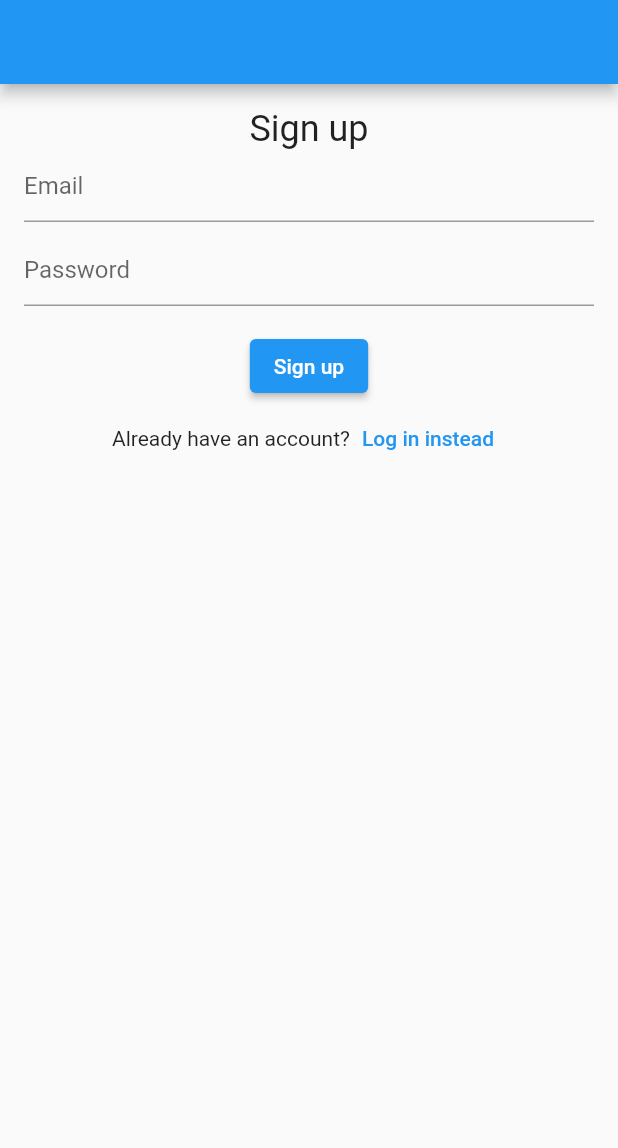
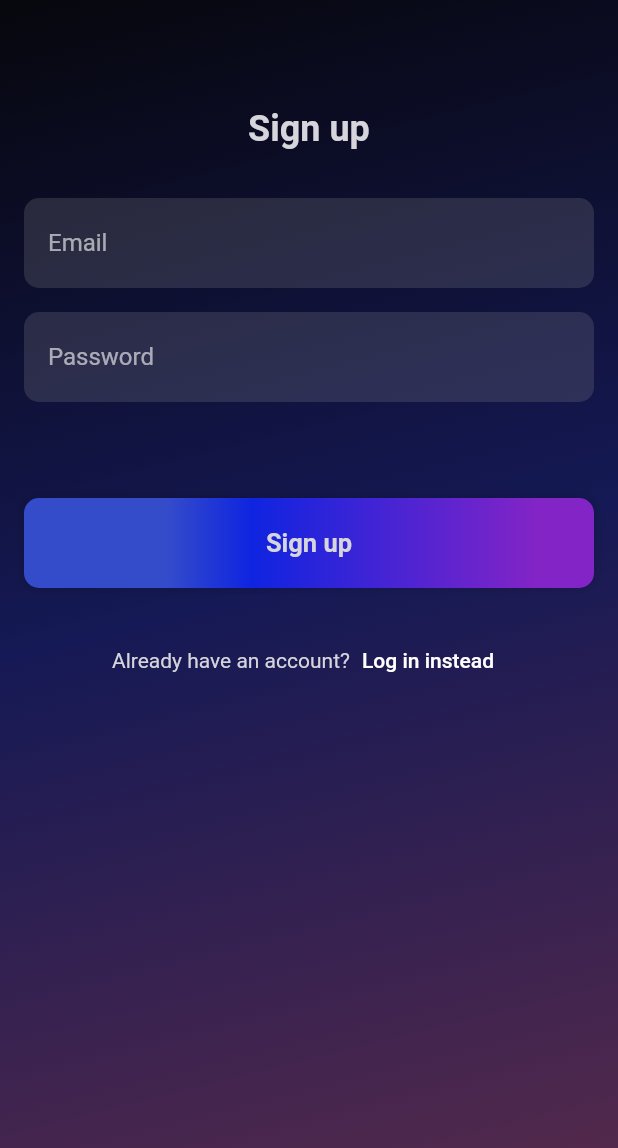
Before and after one commit to jmdibble/appwrite-template, a Flutter app: the screen it shows after launch, after a tap on "Sign up instead", on a phone screen of 412 x 824 dp. Shown: the top 1148 px of the screen. Run offline on Flutter 3.47's test engine with Material 2 defaults, Android fonts, the phone set to English and light mode, and no system bars; our stand-ins replace appwrite, get_it, stacked; network calls fail.

Commit message:
Finish basic styling

```diff
--- a/lib/app.dart
+++ b/lib/app.dart
@@ -1,4 +1,5 @@
 import 'package:appwritetest/auth_handler.dart';
+import 'package:appwritetest/theme/theme.dart';
 import 'package:appwritetest/view_models/auth_handler/auth_handler_view_model.dart';
 import 'package:flutter/material.dart';
 import 'package:stacked/stacked.dart';
@@ -11,9 +12,7 @@ class App extends StatelessWidget {
     return MaterialApp(
       debugShowCheckedModeBanner: false,
       title: 'Appwrite Demo',
-      theme: ThemeData(
-        primarySwatch: Colors.blue,
-      ),
+      theme: theme,
       home: AuthHandler(),
     );
   }
--- /dev/null
+++ b/lib/theme/colors.dart
@@ -0,0 +1,25 @@
+import 'package:flutter/material.dart';
+
+class Cols {
+  static BoxDecoration customBG = BoxDecoration(
+    gradient: LinearGradient(
+      begin: Alignment.topLeft,
+      end: Alignment.bottomCenter,
+      stops: [0.01, 0.5, 1],
+      colors: [
+        primaryBlack,
+        primaryBlue,
+        primaryPurple,
+      ],
+    ),
+  );
+
+  static Color primaryBlack = Color(0xFF07070E);
+  static Color primaryBlue = Color(0xFF151955);
+  static Color primaryPurple = Color(0xFF53294C);
+  static Color lightPurple = Color(0xFFA24B68);
+  static Color brightPurple = Color(0xFF8324C6);
+  static Color brightBlue = Color(0xFF0F24E0);
+  static Color lightBlue = Color(0xFF344CCA);
+  static Color lightGrey = Color(0xFFD5D5DB);
+}
--- /dev/null
+++ b/lib/theme/theme.dart
@@ -0,0 +1,11 @@
+import 'package:appwritetest/theme/colors.dart';
+import 'package:flutter/material.dart';
+
+ThemeData theme = ThemeData(
+  colorScheme: ColorScheme.dark(primary: Cols.brightPurple),
+  textSelectionTheme: TextSelectionThemeData(cursorColor: Colors.white),
+  textTheme: TextTheme(
+    bodyText1: TextStyle(color: Cols.lightGrey).apply(color: Cols.lightGrey),
+    bodyText2: TextStyle(color: Cols.lightGrey).apply(color: Cols.lightGrey),
+  ),
+);
--- a/lib/view_models/auth_handler/auth_handler_view_model.dart
+++ b/lib/view_models/auth_handler/auth_handler_view_model.dart
@@ -36,14 +36,12 @@ class AuthHandlerViewModel extends BaseViewModel {
 
   Future<void> login(String email, String password) async {
     authState = AuthState.loading;
-    print("Notifying listeners...");
     notifyListeners();
     final Session? response = await _authService.createSession(email, password);
     if (response != null && response.current) {
       _authService.isSignedIn = true;
     }
     authState = AuthState.complete;
-    print("Notifying listeners...");
     notifyListeners();
   }
 
--- a/lib/views/home/home_view.dart
+++ b/lib/views/home/home_view.dart
@@ -1,5 +1,9 @@
 import 'package:appwritetest/auth_handler.dart';
+import 'package:appwritetest/theme/colors.dart';
 import 'package:appwritetest/view_models/home/home_view_model.dart';
+import 'package:appwritetest/widgets/aw_button.dart';
+import 'package:appwritetest/widgets/aw_button_outline.dart';
+import 'package:appwritetest/widgets/custom_bg.dart';
 import 'package:flutter/material.dart';
 import 'package:stacked/stacked.dart';
 
@@ -11,12 +15,16 @@ class HomeView extends StatelessWidget {
     return ViewModelBuilder<HomeViewModel>.reactive(
       viewModelBuilder: () => HomeViewModel(),
       builder: (_, m, child) => Scaffold(
-        appBar: AppBar(),
-        body: Center(
+        extendBodyBehindAppBar: true,
+        body: CustomBG(
+          appBar: true,
+          appBarTitle: "Welcome",
+          child: Padding(
+            padding: const EdgeInsets.all(16.0),
+            child: Center(
               child: Column(
                 children: [
-              Text("Home page"),
-              ElevatedButton(
+                  AWButton(
                     onPressed: () async {
                       await m.logout();
                       Navigator.pushReplacement(
@@ -26,9 +34,11 @@ class HomeView extends StatelessWidget {
                         ),
                       );
                     },
-                child: Text("Log out"),
+                    buttonText: "Log out",
                   ),
                 ],
+              ),
+            ),
           ),
         ),
       ),
--- a/lib/views/login/login_view.dart
+++ b/lib/views/login/login_view.dart
@@ -1,7 +1,12 @@
 import 'package:appwritetest/enums/auth_state.dart';
 import 'package:appwritetest/services/auth/auth_service.dart';
+import 'package:appwritetest/theme/colors.dart';
 import 'package:appwritetest/view_models/auth_handler/auth_handler_view_model.dart';
+import 'package:appwritetest/widgets/aw_button.dart';
+import 'package:appwritetest/widgets/aw_text_field.dart';
+import 'package:appwritetest/widgets/custom_bg.dart';
 import 'package:flutter/material.dart';
+import 'package:flutter/widgets.dart';
 import 'package:get_it/get_it.dart';
 
 class LoginView extends StatelessWidget {
@@ -15,8 +20,9 @@ class LoginView extends StatelessWidget {
   @override
   Widget build(BuildContext context) {
     return Scaffold(
-      appBar: AppBar(),
-      body: SingleChildScrollView(
+      body: CustomBG(
+        appBar: true,
+        child: SingleChildScrollView(
           child: Padding(
             padding: const EdgeInsets.all(16.0),
             child: Center(
@@ -24,29 +30,31 @@ class LoginView extends StatelessWidget {
                 children: [
                   Text(
                     "Log in",
-                  style: TextStyle(fontSize: 24),
+                    style: TextStyle(fontSize: 24, fontWeight: FontWeight.bold),
                   ),
-                TextFormField(
+                  SizedBox(height: 32),
+                  AWTextField(
                     controller: emailController,
-                  decoration: const InputDecoration(hintText: "Email"),
-                ),
-                SizedBox(height: 8),
-                TextFormField(
-                  controller: pwController,
-                  decoration: const InputDecoration(hintText: "Password"),
+                    hintText: "Email",
                   ),
                   SizedBox(height: 16),
+                  AWTextField(
+                    controller: pwController,
+                    hintText: "Password",
+                  ),
+                  SizedBox(height: 64),
                   m.authState == AuthState.loading
                       ? CircularProgressIndicator()
-                    : ElevatedButton(
+                      : AWButton(
                           onPressed: () async {
                             await m.login(
                               emailController.value.text,
                               pwController.value.text,
                             );
                           },
-                        child: const Text("Log in"),
+                          buttonText: "Log in",
                         ),
+                  SizedBox(height: 24),
                   Row(
                     mainAxisAlignment: MainAxisAlignment.center,
                     children: [
@@ -55,7 +63,10 @@ class LoginView extends StatelessWidget {
                         onPressed: () {
                           m.goToSignup();
                         },
-                      child: Text("Sign up instead"),
+                        child: Text(
+                          "Sign up instead",
+                          style: TextStyle(color: Colors.white),
+                        ),
                       ),
                     ],
                   ),
@@ -64,6 +75,7 @@ class LoginView extends StatelessWidget {
             ),
           ),
         ),
+      ),
     );
   }
 }
--- a/lib/views/register/register_view.dart
+++ b/lib/views/register/register_view.dart
@@ -1,7 +1,11 @@
 import 'package:appwritetest/enums/auth_state.dart';
 import 'package:appwritetest/services/auth/auth_service.dart';
 import 'package:appwritetest/view_models/auth_handler/auth_handler_view_model.dart';
+import 'package:appwritetest/widgets/aw_button.dart';
+import 'package:appwritetest/widgets/aw_text_field.dart';
+import 'package:appwritetest/widgets/custom_bg.dart';
 import 'package:flutter/material.dart';
+import 'package:flutter/widgets.dart';
 import 'package:get_it/get_it.dart';
 
 class RegisterView extends StatelessWidget {
@@ -15,8 +19,9 @@ class RegisterView extends StatelessWidget {
   @override
   Widget build(BuildContext context) {
     return Scaffold(
-      appBar: AppBar(),
-      body: SingleChildScrollView(
+      body: CustomBG(
+        appBar: true,
+        child: SingleChildScrollView(
           child: Padding(
             padding: const EdgeInsets.all(16.0),
             child: Center(
@@ -24,29 +29,31 @@ class RegisterView extends StatelessWidget {
                 children: [
                   Text(
                     "Sign up",
-                  style: TextStyle(fontSize: 24),
+                    style: TextStyle(fontSize: 24, fontWeight: FontWeight.bold),
                   ),
-                TextFormField(
+                  SizedBox(height: 32),
+                  AWTextField(
                     controller: emailController,
-                  decoration: const InputDecoration(hintText: "Email"),
-                ),
-                SizedBox(height: 8),
-                TextFormField(
-                  controller: pwController,
-                  decoration: const InputDecoration(hintText: "Password"),
+                    hintText: "Email",
                   ),
                   SizedBox(height: 16),
+                  AWTextField(
+                    controller: pwController,
+                    hintText: "Password",
+                  ),
+                  SizedBox(height: 64),
                   m.authState == AuthState.loading
                       ? CircularProgressIndicator()
-                    : ElevatedButton(
+                      : AWButton(
                           onPressed: () async {
                             await m.register(
                               emailController.value.text,
                               pwController.value.text,
                             );
                           },
-                        child: const Text("Sign up"),
+                          buttonText: "Sign up",
                         ),
+                  SizedBox(height: 24),
                   Row(
                     mainAxisAlignment: MainAxisAlignment.center,
                     children: [
@@ -55,7 +62,10 @@ class RegisterView extends StatelessWidget {
                         onPressed: () {
                           m.goToLogin();
                         },
-                      child: Text("Log in instead"),
+                        child: Text(
+                          "Log in instead",
+                          style: TextStyle(color: Colors.white),
+                        ),
                       ),
                     ],
                   ),
@@ -64,6 +74,7 @@ class RegisterView extends StatelessWidget {
             ),
           ),
         ),
+      ),
     );
   }
 }
--- /dev/null
+++ b/lib/widgets/aw_button.dart
@@ -0,0 +1,68 @@
+import 'package:appwritetest/theme/colors.dart';
+import 'package:flutter/cupertino.dart';
+import 'package:flutter/material.dart';
+
+class AWButton extends StatelessWidget {
+  const AWButton({
+    Key? key,
+    required this.buttonText,
+    required this.onPressed,
+    this.icon,
+  }) : super(key: key);
+
+  final String buttonText;
+  final VoidCallback onPressed;
+  final Icon? icon;
+
+  @override
+  Widget build(BuildContext context) {
+    return GestureDetector(
+      onTap: onPressed,
+      child: Container(
+        constraints: BoxConstraints(minHeight: 60, minWidth: 70),
+        decoration: BoxDecoration(
+            borderRadius: BorderRadius.all(
+              Radius.circular(10),
+            ),
+            boxShadow: [
+              BoxShadow(
+                  color: Colors.black.withOpacity(0.2),
+                  blurRadius: 5,
+                  spreadRadius: 0),
+            ],
+            gradient: LinearGradient(
+              begin: Alignment.centerLeft,
+              end: Alignment.centerRight,
+              stops: [0.25, 0.4, 0.9],
+              colors: [
+                Cols.lightBlue,
+                Cols.brightBlue,
+                Cols.brightPurple,
+              ],
+            )),
+        child: Padding(
+          padding: const EdgeInsets.symmetric(horizontal: 16.0),
+          child: Center(
+            child: Row(
+              mainAxisAlignment: MainAxisAlignment.center,
+              children: [
+                if (icon != null)
+                  Padding(
+                    padding: const EdgeInsets.only(right: 24.0),
+                    child: icon!,
+                  ),
+                Text(
+                  buttonText,
+                  style: TextStyle(
+                    fontWeight: FontWeight.bold,
+                    fontSize: 17,
+                  ),
+                ),
+              ],
+            ),
+          ),
+        ),
+      ),
+    );
+  }
+}
--- /dev/null
+++ b/lib/widgets/aw_button_outline.dart
@@ -0,0 +1,50 @@
+import 'package:flutter/cupertino.dart';
+import 'package:flutter/material.dart';
+
+class AWButtonOutline extends StatelessWidget {
+  const AWButtonOutline({
+    Key? key,
+    required this.buttonText,
+    required this.onPressed,
+    this.icon,
+  }) : super(key: key);
+
+  final String buttonText;
+  final VoidCallback onPressed;
+  final Icon? icon;
+
+  @override
+  Widget build(BuildContext context) {
+    return GestureDetector(
+      onTap: onPressed,
+      child: Container(
+        constraints: BoxConstraints(minHeight: 60, minWidth: 70),
+        decoration: BoxDecoration(
+          border: Border.all(color: Colors.white),
+          borderRadius: BorderRadius.all(
+            Radius.circular(10),
+          ),
+        ),
+        child: Center(
+          child: Row(
+            mainAxisAlignment: MainAxisAlignment.center,
+            children: [
+              if (icon != null)
+                Padding(
+                  padding: const EdgeInsets.only(right: 24.0),
+                  child: icon!,
+                ),
+              Text(
+                buttonText,
+                style: TextStyle(
+                  fontWeight: FontWeight.bold,
+                  fontSize: 17,
+                ),
+              ),
+            ],
+          ),
+        ),
+      ),
+    );
+  }
+}
--- /dev/null
+++ b/lib/widgets/aw_text_field.dart
@@ -0,0 +1,35 @@
+import 'package:flutter/material.dart';
+
+class AWTextField extends StatelessWidget {
+  const AWTextField({
+    Key? key,
+    required this.controller,
+    this.hintText,
+  }) : super(key: key);
+
+  final TextEditingController controller;
+  final String? hintText;
+
+  @override
+  Widget build(BuildContext context) {
+    return Container(
+      height: 60,
+      decoration: BoxDecoration(
+        color: Colors.grey.withOpacity(0.2),
+        borderRadius: BorderRadius.all(
+          Radius.circular(10),
+        ),
+      ),
+      child: Padding(
+        padding: const EdgeInsets.only(left: 16.0, right: 16.0, top: 6),
+        child: TextFormField(
+          controller: controller,
+          decoration: InputDecoration(
+            border: InputBorder.none,
+            hintText: hintText ?? "",
+          ),
+        ),
+      ),
+    );
+  }
+}
--- /dev/null
+++ b/lib/widgets/custom_bg.dart
@@ -0,0 +1,39 @@
+import 'package:appwritetest/theme/colors.dart';
+import 'package:flutter/material.dart';
+
+class CustomBG extends StatelessWidget {
+  const CustomBG({
+    Key? key,
+    required this.child,
+    this.appBar = false,
+    this.appBarTitle = "",
+    this.actions,
+    this.leading,
+  }) : super(key: key);
+
+  final Widget child;
+  final bool appBar;
+  final String appBarTitle;
+  final List<Widget>? actions;
+  final Widget? leading;
+
+  @override
+  Widget build(BuildContext context) {
+    return Container(
+      decoration: Cols.customBG,
+      child: Column(
+        children: [
+          if (appBar)
+            AppBar(
+              backgroundColor: Colors.transparent,
+              elevation: 0,
+              title: Text(appBarTitle),
+              actions: actions,
+              leading: leading,
+            ),
+          child,
+        ],
+      ),
+    );
+  }
+}
```
Lines whose indentation alone changed are shown as unchanged.
